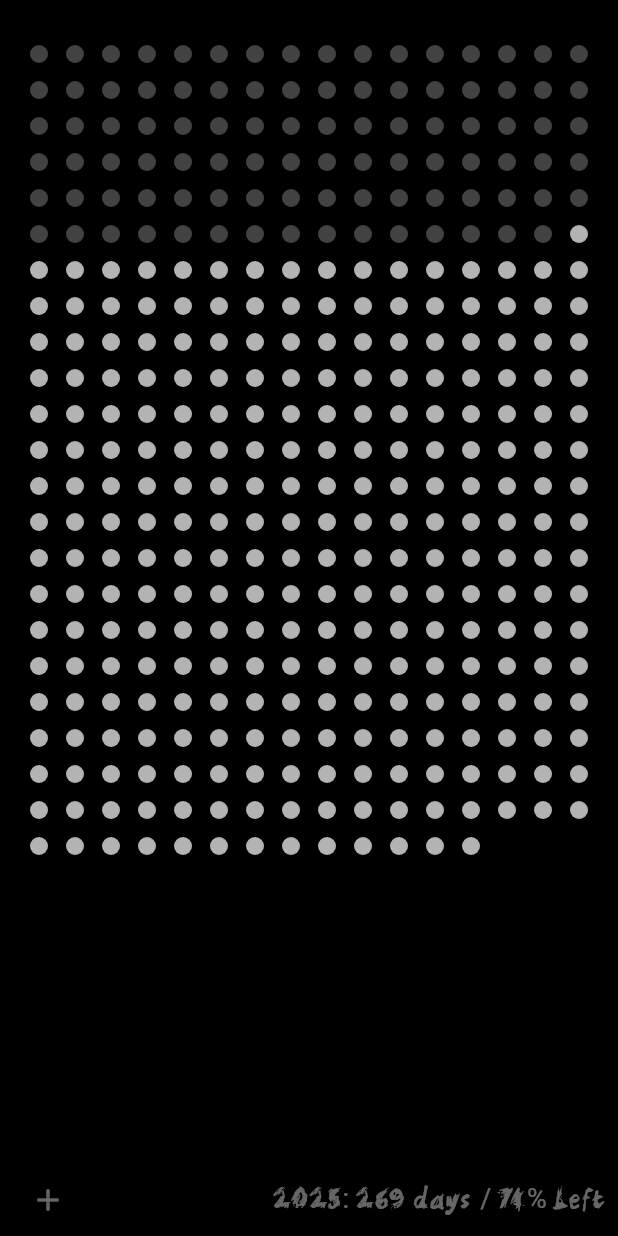
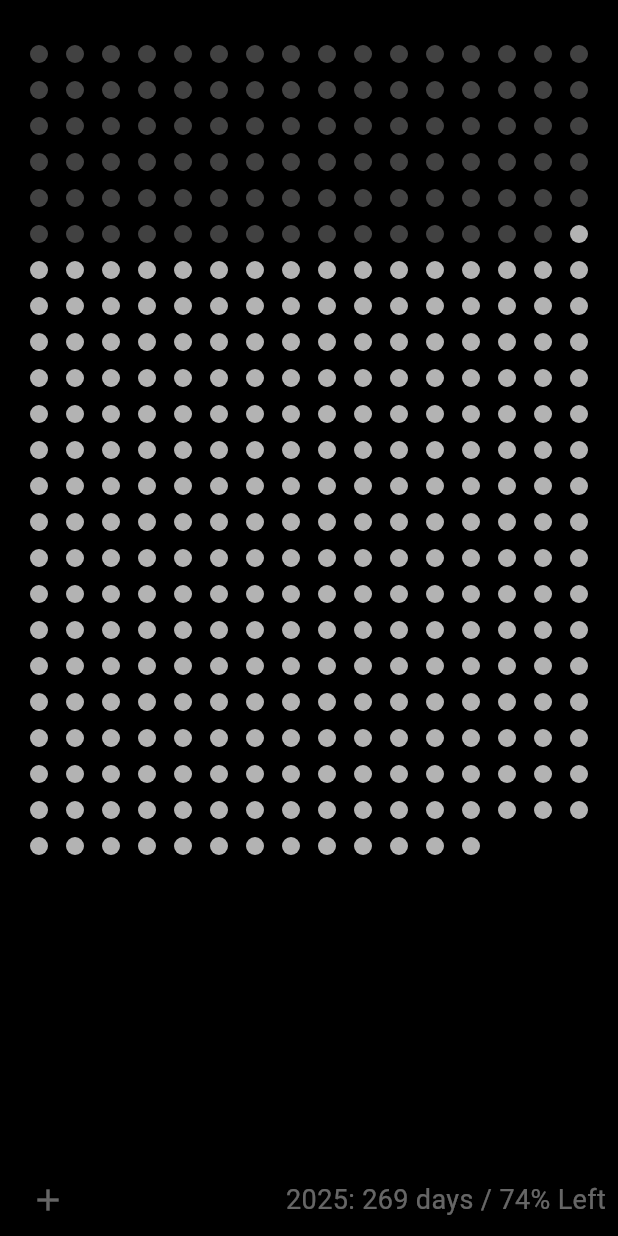
Before and after one commit to mirarr-app/Left, a Flutter app: the screen it shows after launch, after a tap on "Continue", on a phone screen of 412 x 824 dp. Run offline on Flutter 3.47's test engine with Material 3 defaults, Android fonts, the phone set to English and light mode, and no system bars; our stand-ins replace hive, hive_flutter; accounts and stored records are empty.

Commit message:
fixed screen cutoff, use systemfont, updated java and gradle and flutter

```diff
--- a/lib/homepage.dart
+++ b/lib/homepage.dart
@@ -64,10 +64,12 @@ class _HomePageState extends State<HomePage>
           .toList(),
     ];
 
-    return Scaffold(
-      body: PageView(
-        controller: _pageController,
-        children: pages,
+    return SafeArea(
+      child: Scaffold(
+        body: PageView(
+          controller: _pageController,
+          children: pages,
+        ),
       ),
     );
   }
@@ -85,7 +87,6 @@ class _HomePageState extends State<HomePage>
           days: isLeapYear(now.year) ? 366 : 365,
           startDay: daysPassed,
         ),
-        const SizedBox(height: 120),
         Padding(
           padding: const EdgeInsets.fromLTRB(8, 4, 8, 0),
           child: Row(
@@ -124,7 +125,6 @@ class _HomePageState extends State<HomePage>
           days: daysInMonth,
           startDay: dayOfMonth,
         ),
-        const SizedBox(height: 120),
         Padding(
           padding: const EdgeInsets.fromLTRB(8, 4, 8, 0),
           child: Row(
@@ -173,7 +173,6 @@ class _HomePageState extends State<HomePage>
           days: 365,
           startDay: 365 - daysUntilBirthday,
         ),
-        const SizedBox(height: 120),
         Padding(
           padding: const EdgeInsets.fromLTRB(8, 4, 8, 0),
           child: Row(
@@ -221,7 +220,6 @@ class _HomePageState extends State<HomePage>
           days: 365,
           startDay: 365 - daysUntil,
         ),
-        const SizedBox(height: 120),
         Padding(
           padding: const EdgeInsets.fromLTRB(8, 4, 8, 0),
           child: Row(
@@ -263,7 +261,6 @@ class _HomePageState extends State<HomePage>
           isYearView: false,
           isMonthView: true,
         ),
-        const SizedBox(height: 120),
         Padding(
           padding: const EdgeInsets.fromLTRB(8, 4, 8, 0),
           child: Row(
@@ -301,7 +298,6 @@ class _HomePageState extends State<HomePage>
           startDay: age,
           isYearView: true,
         ),
-        const SizedBox(height: 120),
         Padding(
           padding: const EdgeInsets.fromLTRB(8, 4, 8, 0),
           child: Row(
--- a/lib/main.dart
+++ b/lib/main.dart
@@ -36,7 +36,6 @@ class MainApp extends StatelessWidget {
           primary: Colors.white,
         ),
         useMaterial3: true,
-        fontFamily: 'Scratchy',
       ),
     );
   }
--- a/pubspec.yaml
+++ b/pubspec.yaml
@@ -22,7 +22,3 @@ dev_dependencies:
 
 flutter:
   uses-material-design: true
-  fonts:
-    - family: Scratchy
-      fonts:
-        - asset: assets/fonts/SCRATCH.TTF
```
Also changed, not shown: assets/fonts/SCRATCH.TTF (deleted), pubspec.lock, 5 other files.
